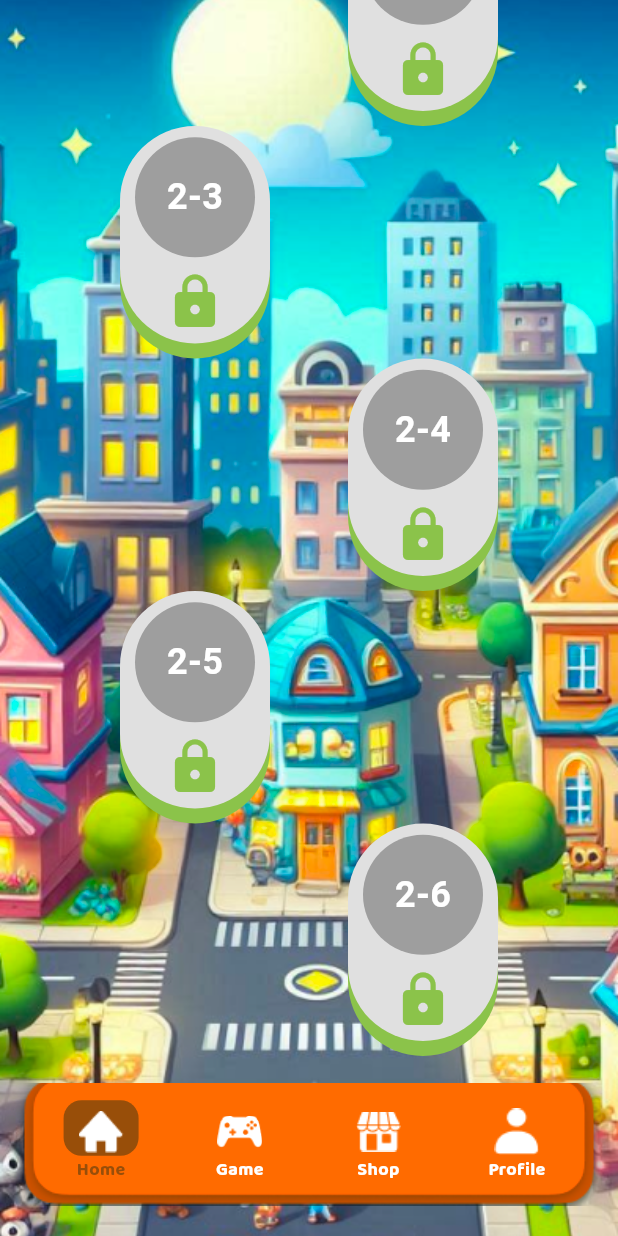
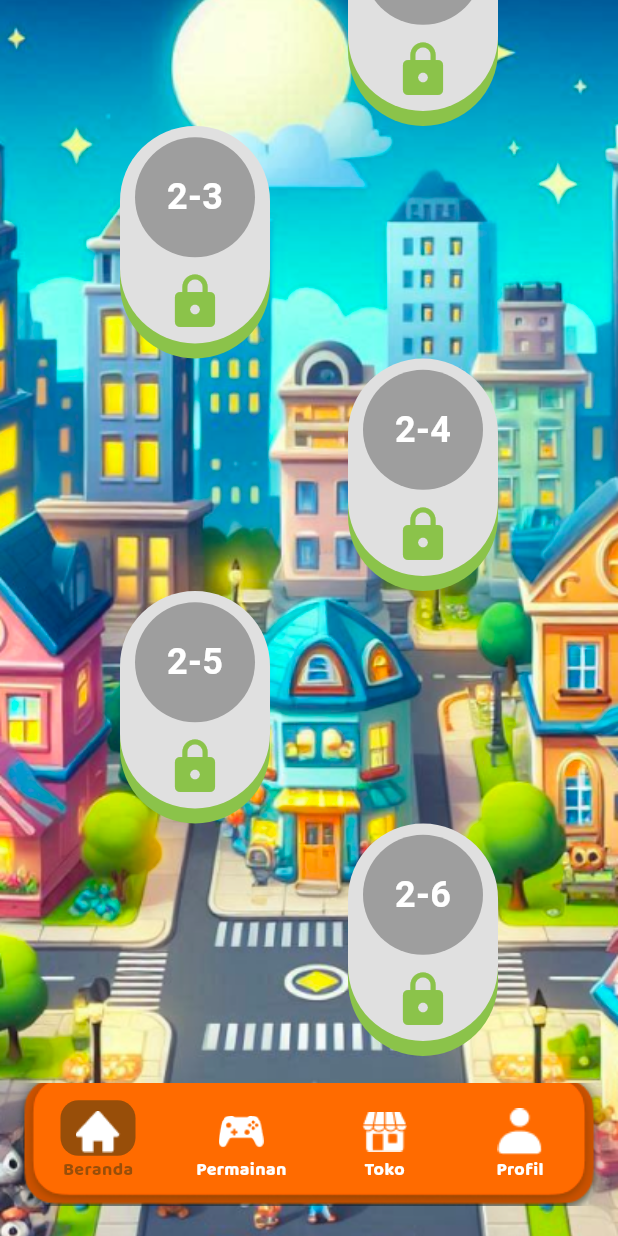
Before and after one commit to Nessaa16/WordWhizz, a Flutter app: the Chapter2 screen opened directly, scrolled down 454 dp, on a phone screen of 412 x 824 dp. Run offline on Flutter 3.47's test engine with Material 3 defaults, Android fonts, the phone set to English and light mode, and no system bars; our stand-ins replace audioplayers, cloud_firestore, firebase_auth, firebase_core, lottie, permission_handler; accounts and stored records are empty.

Commit message:
fixing minor bug

```diff
--- a/wordwhizz/lib/main.dart
+++ b/wordwhizz/lib/main.dart
@@ -1,5 +1,6 @@
 import 'package:firebase_core/firebase_core.dart';
 import 'package:flutter/material.dart';
+import 'package:provider/provider.dart';
 import 'package:wordwhizz/firebase_options.dart';
 import 'package:wordwhizz/view/pages/pages.dart';
 
--- a/wordwhizz/lib/services/auth_service.dart
+++ b/wordwhizz/lib/services/auth_service.dart
@@ -38,7 +38,7 @@ class AuthService {
 
       // Show success message
       ScaffoldMessenger.of(context).showSnackBar(
-        SnackBar(content: Text("Login successful!")),
+        SnackBar(content: Text("Berhasil masuk!")),
       );
 
     } on FirebaseAuthException catch (e) {
--- a/wordwhizz/lib/view/pages/bottomnavbar.dart
+++ b/wordwhizz/lib/view/pages/bottomnavbar.dart
@@ -108,13 +108,13 @@ class _BottomNavbarState extends State<BottomNavbar> {
   String _getLabel(int index) {
     switch (index) {
       case 0:
-        return 'Home';
+        return 'Beranda';
       case 1:
-        return 'Game';
+        return 'Permainan';
       case 2:
-        return 'Shop';
+        return 'Toko';
       case 3:
-        return 'Profile';
+        return 'Profil';
       default:
         return '';
     }
--- a/wordwhizz/lib/view/pages/potion.dart
+++ b/wordwhizz/lib/view/pages/potion.dart
@@ -1,21 +1,19 @@
 part of 'pages.dart';
 
-// ini class buat potionnya
 class Potion {
   final String image;
-  int quantity;
+  final int quantity;
   bool selected;
 
   Potion({
     required this.image,
     required this.quantity,
     this.selected = false,
-    });
+  });
 
-  void toggleSelection(){
-    selected = !selected;
-  }
-    void updateQuantity(int newQuantity) {
-    quantity = newQuantity;
+  void toggleSelection() {
+    if (quantity > 0) {
+      selected = !selected;
+    }
   }
 }
```
